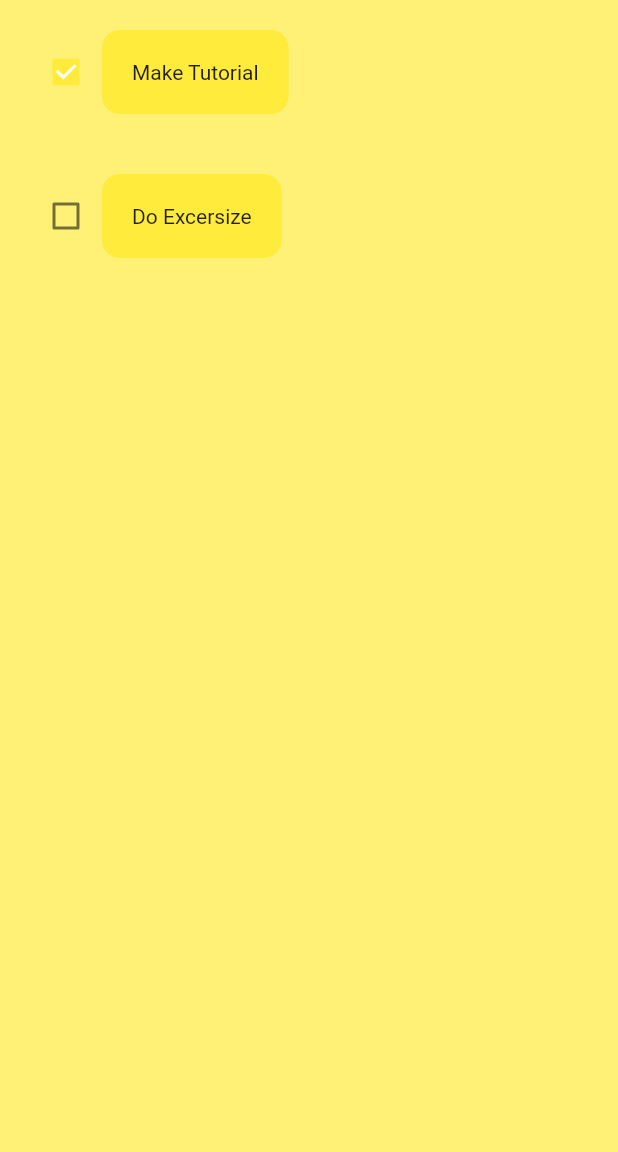
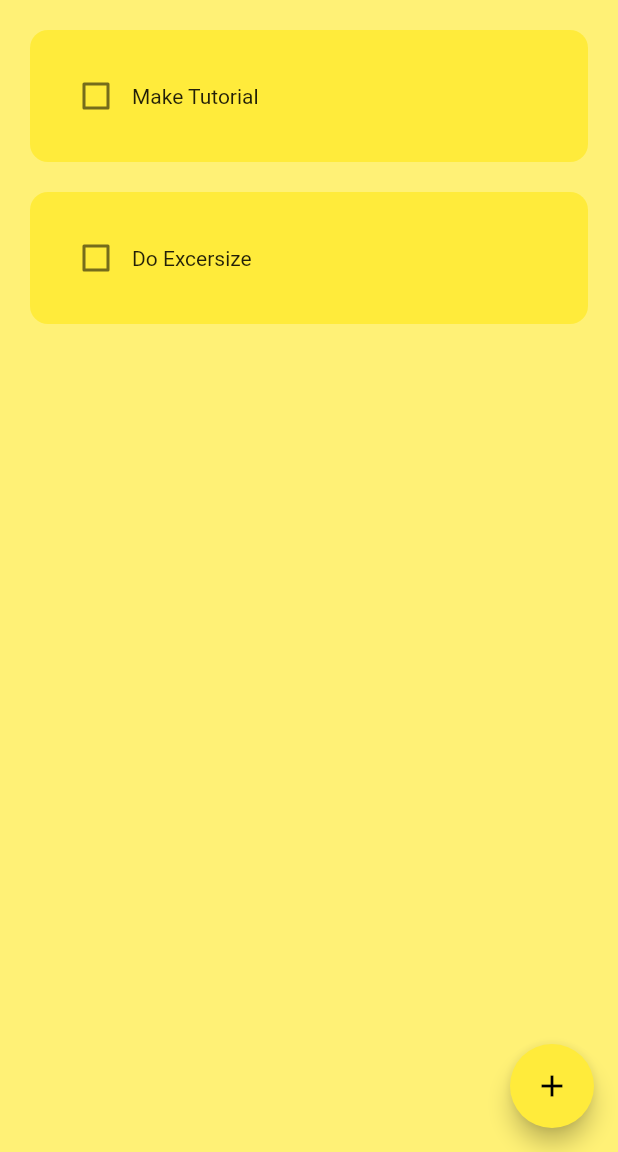
Before and after one commit to Hishamk99/To-Do-App, a Flutter app: the screen it shows after launch, on a phone screen of 412 x 824 dp, the part 84-1236 px from its top. Run offline on Flutter 3.47's test engine with Material 2 defaults, Android fonts, the phone set to English and light mode, and no system bars.

Commit message:
create FloatingActionButton

```diff
--- a/lib/screen/home_page.dart
+++ b/lib/screen/home_page.dart
@@ -10,13 +10,31 @@ class HomePage extends StatefulWidget {
 
 class _HomePageState extends State<HomePage> {
   List<dynamic> toDoList = [
-    ['Make Tutorial', true],
+    ['Make Tutorial', false],
     ['Do Excersize', false],
   ];
-  void CheckBoxChanged(bool? value , int index) {}
+  void checkBoxChanged(bool? value, int index) {
+    setState(() {
+      toDoList[index][1] = !toDoList[index][1];
+    });
+  }
+
+  // craete a new task
+  void craeteNewTask()
+  {
+     showDialog(context: context, builder: (context)
+     {
+      return const AlertDialog();
+     });
+  }
+
   @override
   Widget build(BuildContext context) {
     return Scaffold(
+      floatingActionButton: FloatingActionButton(
+        onPressed: craeteNewTask,
+        child: const Icon(Icons.add),
+      ),
       backgroundColor: Colors.yellow[300],
       appBar: AppBar(
         elevation: 0,
@@ -27,7 +45,7 @@ class _HomePageState extends State<HomePage> {
         itemCount: toDoList.length,
         itemBuilder: (context, index) {
           return TodoTile(
-            onChanged: (value) => CheckBoxChanged(value , index),
+            onChanged: (value) => checkBoxChanged(value, index),
             taskCompleted: toDoList[index][1],
             taskName: toDoList[index][0],
           );
@@ -36,13 +54,3 @@ class _HomePageState extends State<HomePage> {
     );
   }
 }
-// TodoTile(
-//             onChanged: (value) {},
-//             taskCompleted: true,
-//             taskName: 'Make Tutorial',
-//           ),
-//           TodoTile(
-//             onChanged: (value) {},
-//             taskCompleted: false,
-//             taskName: 'Do Exersize',
-//           ),
--- a/lib/widgets/todo_tile.dart
+++ b/lib/widgets/todo_tile.dart
@@ -12,19 +12,30 @@ class TodoTile extends StatelessWidget {
   @override
   Widget build(BuildContext context) {
     return Padding(
-      padding: const EdgeInsets.all(20),
-      child: Row(
-        children: [
-          Checkbox(value: taskCompleted, onChanged: onChanged),
-          Container(
+      padding: const EdgeInsets.only(left: 20, right: 20, top: 20),
+      child: Container(
         padding: const EdgeInsets.all(20),
         decoration: BoxDecoration(
           color: Colors.yellow,
           borderRadius: BorderRadius.circular(12),
         ),
-            child: Text(taskName),
+        child: Row(
+          children: [
+            Checkbox(
+              value: taskCompleted,
+              onChanged: onChanged,
+              activeColor: Colors.green,
+            ),
+            Text(
+              taskName,
+              style: TextStyle(
+                decoration: taskCompleted
+                    ? TextDecoration.lineThrough
+                    : TextDecoration.none,
+              ),
             ),
           ],
+        ),
       ),
     );
   }
```
Lines whose indentation alone changed are shown as unchanged.
